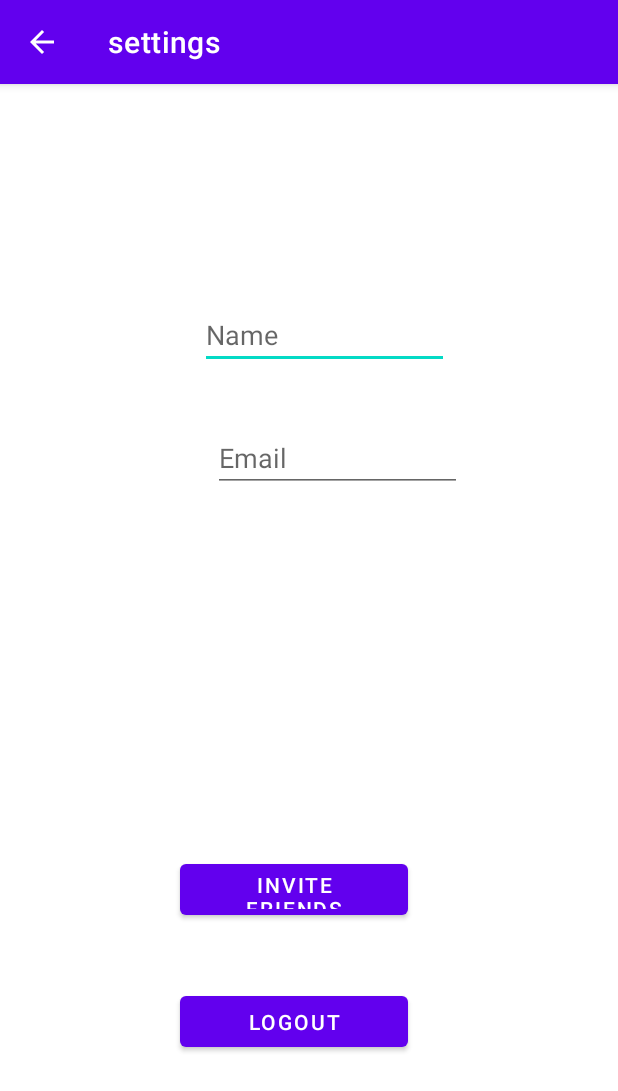
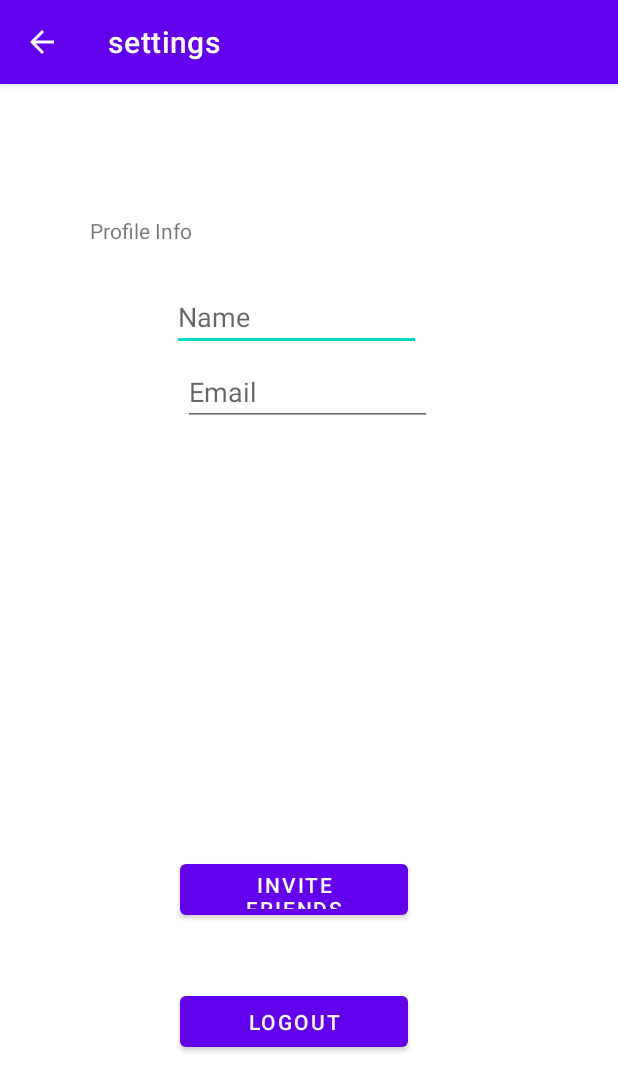
Before and after one commit to CorneliuSmith/CS113Project, an Android app: the SettingsActivity screen opened directly, with no data from a screen before it, on a phone screen of 412 x 824 dp. Shown: the top 1091 px of the screen. Run offline under Robolectric (Android 15) with nearby library versions, the phone set to English and light mode, and no system bars.

Commit message:
Creating Profile Info Title - Settings Page

```diff
--- a/app/src/main/res/layout/settings.xml
+++ b/app/src/main/res/layout/settings.xml
@@ -9,19 +9,31 @@
     android:paddingTop="?attr/actionBarSize">
 
 
+    <TextView
+
+        android:id="@+id/user_Profile"
+        android:layout_width="132dp"
+        android:layout_height="31dp"
+        android:layout_marginTop="32dp"
+        android:text="@string/title"
+        app:layout_constraintEnd_toEndOf="parent"
+        app:layout_constraintHorizontal_bias="0.214"
+        app:layout_constraintStart_toStartOf="parent"
+        app:layout_constraintTop_toTopOf="parent" />
+
     <EditText
         android:id="@+id/name"
         android:layout_width="166dp"
         android:layout_height="42dp"
         android:layout_marginStart="40dp"
-        android:layout_marginTop="92dp"
+        android:layout_marginTop="80dp"
         android:layout_marginEnd="40dp"
         android:hint="@string/prompt_name"
         android:imeOptions="actionDone"
         android:inputType="text"
         android:selectAllOnFocus="true"
         app:layout_constraintEnd_toEndOf="parent"
-        app:layout_constraintHorizontal_bias="0.564"
+        app:layout_constraintHorizontal_bias="0.448"
         app:layout_constraintStart_toStartOf="parent"
         app:layout_constraintTop_toTopOf="parent" />
 
@@ -29,13 +41,13 @@
         android:id="@+id/update_Email"
         android:layout_width="166dp"
         android:layout_height="42dp"
-        android:layout_marginTop="40dp"
+        android:layout_marginTop="8dp"
         android:layout_marginEnd="104dp"
         android:hint="@string/prompt_email"
         android:inputType="textEmailAddress"
         android:selectAllOnFocus="true"
         app:layout_constraintEnd_toEndOf="parent"
-        app:layout_constraintHorizontal_bias="1.0"
+        app:layout_constraintHorizontal_bias="0.861"
         app:layout_constraintStart_toStartOf="parent"
         app:layout_constraintTop_toBottomOf="@+id/name" />
 
--- a/app/src/main/res/values/strings.xml
+++ b/app/src/main/res/values/strings.xml
@@ -23,5 +23,6 @@
     <string name="title_notifications">Notifications</string>
 
     <string name="prompt_name">Name</string>
+    <string name="title">Profile Info</string>
 
 </resources>
```
